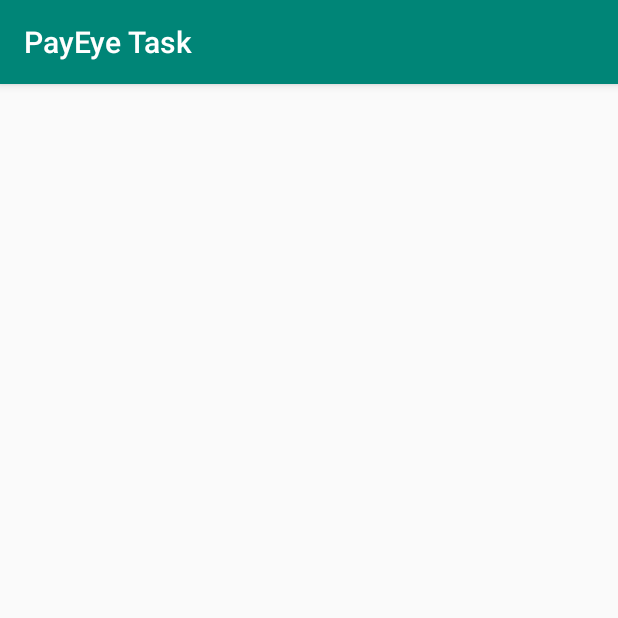
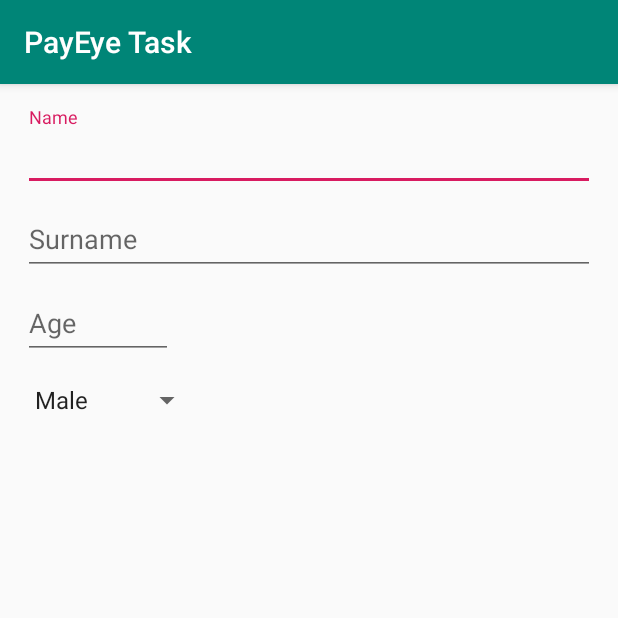
Before and after one commit to Booyaches/payeye, an Android app: the EditorActivity screen opened directly, with no data from a screen before it, on a phone screen of 412 x 824 dp, the top half of it. Run offline under Robolectric (Android 15) with nearby library versions, the phone set to English and light mode, and no system bars.

Commit message:
[PAYEYE-14] Adds EditorActivity layout

```diff
--- a/app/src/main/java/com/example/payeyetask/ui/editor/EditorActivity.kt
+++ b/app/src/main/java/com/example/payeyetask/ui/editor/EditorActivity.kt
@@ -1,13 +1,31 @@
 package com.example.payeyetask.ui.editor
 
+import android.os.Bundle
+import android.widget.ArrayAdapter
 import com.example.payeyetask.R
 import com.example.payeyetask.ui.base.BaseActivity
+import kotlinx.android.synthetic.main.activity_editor.*
 import org.koin.android.ext.android.inject
 
 class EditorActivity : BaseActivity<EditorActivityViewModel>(){
     override val layoutId = R.layout.activity_editor
     override val viewModel: EditorActivityViewModel by inject()
 
+    override fun onCreate(savedInstanceState: Bundle?) {
+        super.onCreate(savedInstanceState)
+
+        initSpinner()
+    }
+
+    private fun initSpinner() = ArrayAdapter.createFromResource(
+        this,
+        R.array.gender_array,
+        android.R.layout.simple_spinner_item
+    ).also { adapter ->
+        adapter.setDropDownViewResource(android.R.layout.simple_spinner_dropdown_item)
+        spinner_gender.adapter = adapter
+    }
+
     override fun bindViewHolder() {
 
     }
--- a/app/src/main/res/layout/activity_editor.xml
+++ b/app/src/main/res/layout/activity_editor.xml
@@ -1,8 +1,65 @@
 <?xml version="1.0" encoding="utf-8"?>
-<androidx.constraintlayout.widget.ConstraintLayout xmlns:android="http://schemas.android.com/apk/res/android"
+<LinearLayout xmlns:android="http://schemas.android.com/apk/res/android"
         xmlns:tools="http://schemas.android.com/tools"
         android:layout_width="match_parent"
         android:layout_height="match_parent"
+        android:layout_margin="@dimen/editor_margin"
+        android:orientation="vertical"
         tools:context=".ui.editor.EditorActivity">
 
-</androidx.constraintlayout.widget.ConstraintLayout>
+
+    <com.google.android.material.textfield.TextInputLayout
+            android:id="@+id/til_name"
+            android:layout_width="match_parent"
+            android:layout_height="wrap_content"
+            android:hint="@string/editor_name">
+
+        <com.google.android.material.textfield.TextInputEditText
+                android:id="@+id/et_name"
+                android:layout_width="match_parent"
+                android:layout_height="match_parent"
+                android:inputType="text"
+                android:maxLines="1" />
+
+    </com.google.android.material.textfield.TextInputLayout>
+
+    <com.google.android.material.textfield.TextInputLayout
+            android:id="@+id/til_surname"
+            android:layout_width="match_parent"
+            android:layout_height="wrap_content"
+            android:hint="@string/editor_surname">
+
+        <com.google.android.material.textfield.TextInputEditText
+                android:id="@+id/et_surname"
+                android:layout_width="match_parent"
+                android:layout_height="match_parent"
+                android:inputType="text"
+                android:maxLines="1" />
+
+    </com.google.android.material.textfield.TextInputLayout>
+
+    <com.google.android.material.textfield.TextInputLayout
+            android:id="@+id/til_age"
+            android:layout_width="match_parent"
+            android:layout_height="wrap_content"
+            android:hint="@string/editor_age">
+
+        <com.google.android.material.textfield.TextInputEditText
+                android:id="@+id/et_age"
+                android:layout_width="@dimen/editor_age_width"
+                android:layout_height="match_parent"
+                android:inputType="number"
+                android:maxLines="1" />
+
+    </com.google.android.material.textfield.TextInputLayout>
+
+    <Spinner
+            android:id="@+id/spinner_gender"
+            android:layout_marginTop="@dimen/editor_input_margin_top"
+            android:layout_width="@dimen/editor_gender_width"
+            android:layout_height="wrap_content" />
+
+
+
+
+</LinearLayout>
--- /dev/null
+++ b/app/src/main/res/values/array.xml
@@ -0,0 +1,8 @@
+<?xml version="1.0" encoding="utf-8"?>
+<resources>
+    <string-array name="gender_array">
+        <item>Male</item>
+        <item>Female</item>
+        <item>Unspecified</item>
+    </string-array>
+</resources>
--- a/app/src/main/res/values/dimens.xml
+++ b/app/src/main/res/values/dimens.xml
@@ -6,4 +6,8 @@
     <dimen name="item_text_size">16sp</dimen>
     <dimen name="guide_text_size">17sp</dimen>
     <dimen name="guide_text_margin">25dp</dimen>
+    <dimen name="editor_margin">15dp</dimen>
+    <dimen name="editor_age_width">100dp</dimen>
+    <dimen name="editor_gender_width">120dp</dimen>
+    <dimen name="editor_input_margin_top">15dp</dimen>
 </resources>
--- a/app/src/main/res/values/strings.xml
+++ b/app/src/main/res/values/strings.xml
@@ -1,4 +1,7 @@
 <resources>
     <string name="app_name">PayEye Task</string>
     <string name="dashboard_guide_text">Click \"+\" to add a new employee</string>
+    <string name="editor_name">Name</string>
+    <string name="editor_surname">Surname</string>
+    <string name="editor_age">Age</string>
 </resources>
```
